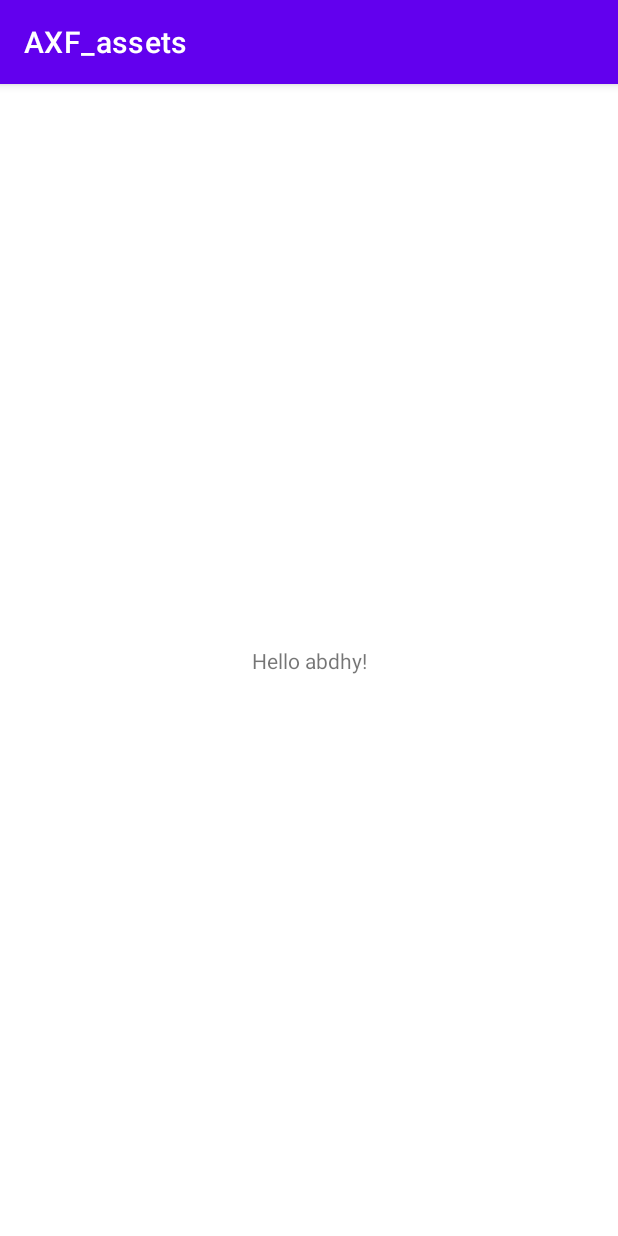
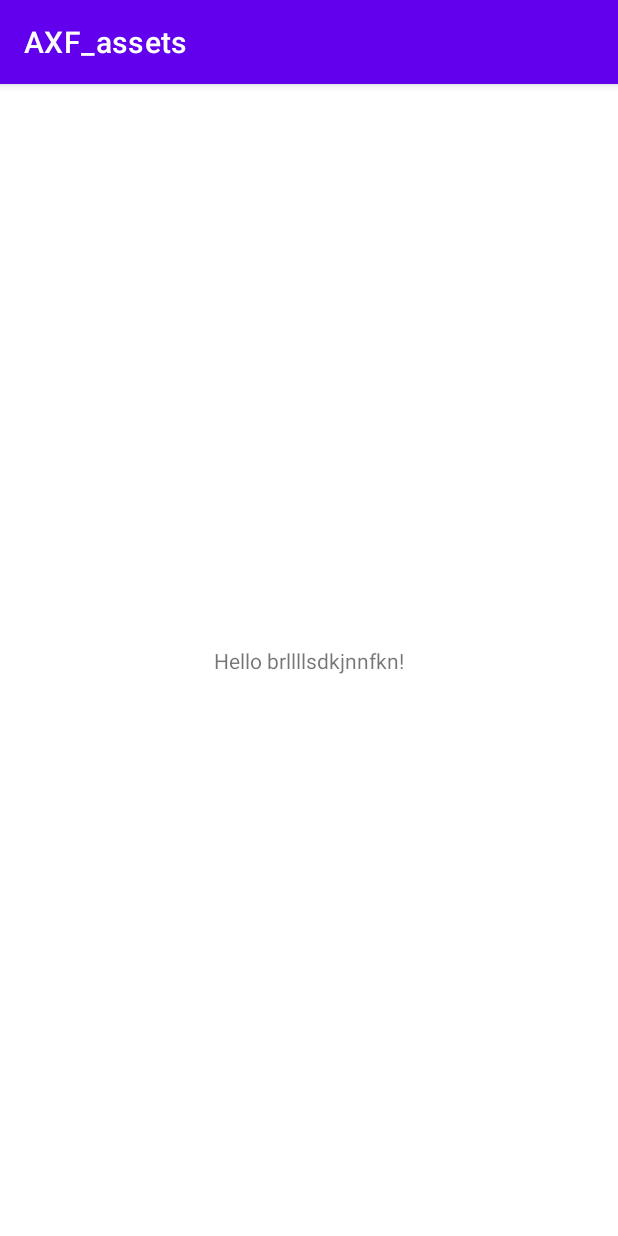
Before and after one commit to Abdhy-Samoedra/AXF_Assets, an Android app: the screen it shows after launch (MainActivity), on a phone screen of 412 x 824 dp. Run offline under Robolectric (Android 15) with nearby library versions, the phone set to English and light mode, and no system bars.

Commit message:
test bella'

```diff
--- a/app/src/main/res/layout/activity_main.xml
+++ b/app/src/main/res/layout/activity_main.xml
@@ -9,7 +9,7 @@
     <TextView
         android:layout_width="wrap_content"
         android:layout_height="wrap_content"
-        android:text="Hello abdhy!"
+        android:text="Hello brllllsdkjnnfkn!"
         app:layout_constraintBottom_toBottomOf="parent"
         app:layout_constraintEnd_toEndOf="parent"
         app:layout_constraintStart_toStartOf="parent"
```
